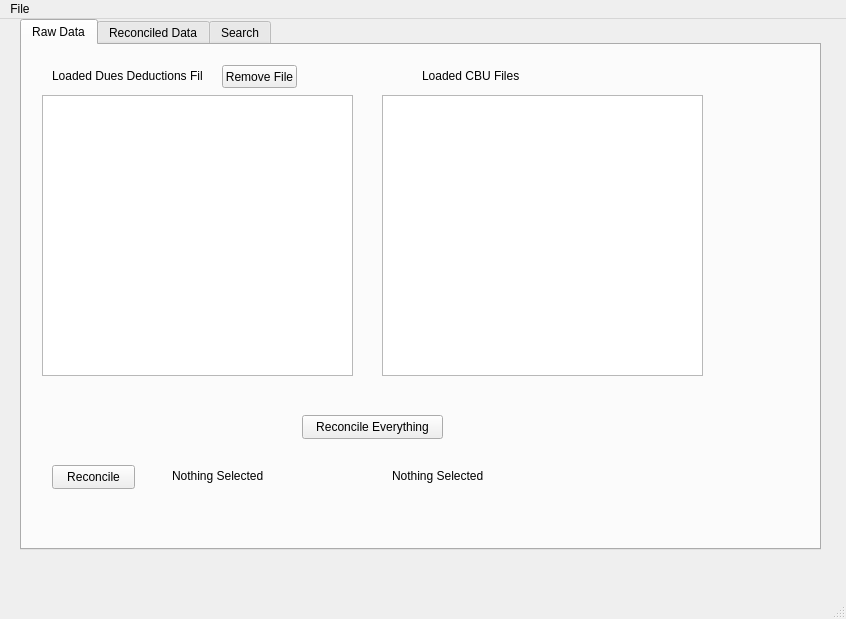
Above: Test.ui from slipschutz/geu before the change. Below: the same form after it.
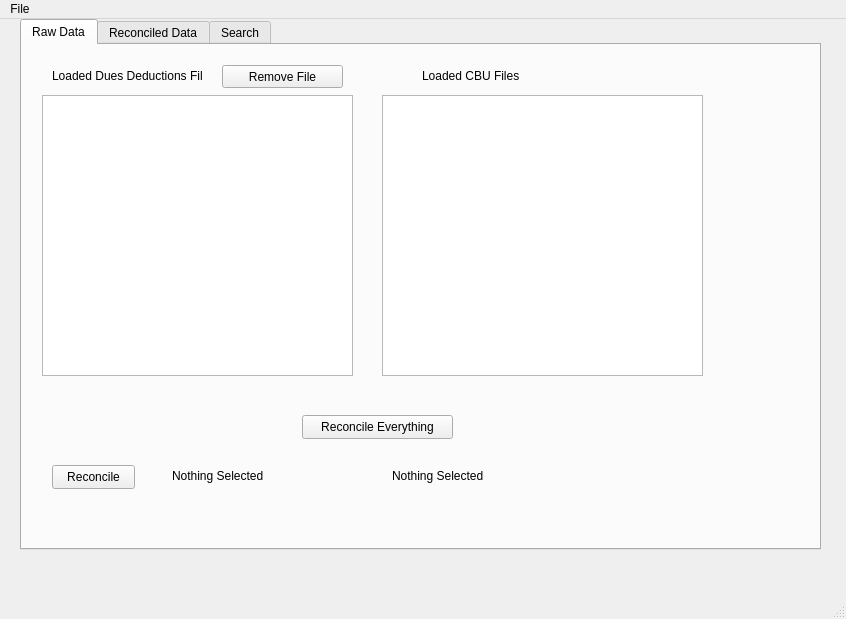
That is the form after the change. The open tabs and pages were chosen to show the change.

Commit message: Small changes to the UI.  In guitest I have made the main to lists of CBU and deductions files get loaded correctly.  Now you can bold the deductions files you have double clicked on.  I will use this to select which ones to use in the Annual reconcilliation procedure

Diff of the .ui file:
```diff
--- a/Test.ui
+++ b/Test.ui
@@ -81,7 +81,7 @@
        <rect>
         <x>200</x>
         <y>20</y>
-        <width>75</width>
+        <width>121</width>
         <height>23</height>
        </rect>
       </property>
@@ -94,7 +94,7 @@
        <rect>
         <x>280</x>
         <y>370</y>
-        <width>141</width>
+        <width>151</width>
         <height>24</height>
        </rect>
       </property>
```
Left out of the diff: 8 changed lines with no effect on the pictures. The commit also changes 2 other files.
